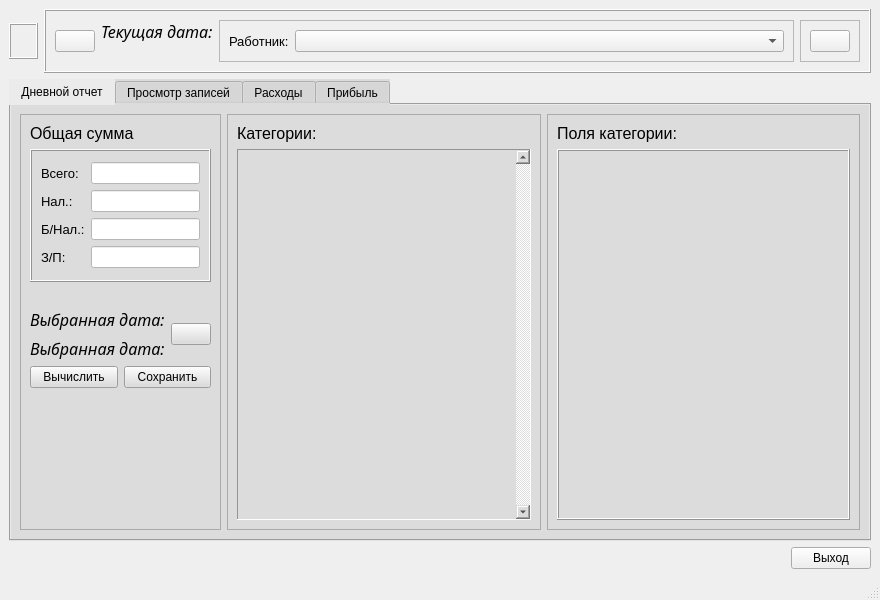
First picture: the form in mainwindow.ui, repository yuriybobko/PCReport, before the edit.
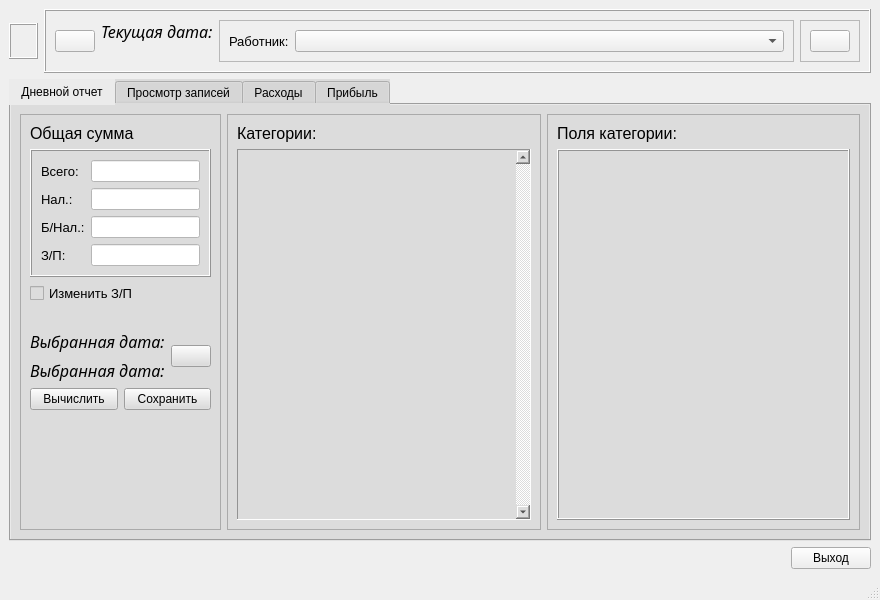
Second picture: the form after the edit.

Patch:
```diff
--- a/mainwindow.ui
+++ b/mainwindow.ui
@@ -153,6 +153,18 @@
                  </layout>
                 </widget>
                </item>
+               <item>
+                <widget class="QCheckBox" name="ChkBoxEditSalary">
+                 <property name="font">
+                  <font>
+                   <pointsize>10</pointsize>
+                  </font>
+                 </property>
+                 <property name="text">
+                  <string>Изменить З/П</string>
+                 </property>
+                </widget>
+               </item>
                <item>
                 <spacer name="verticalSpacer_2">
                  <property name="orientation">
```
